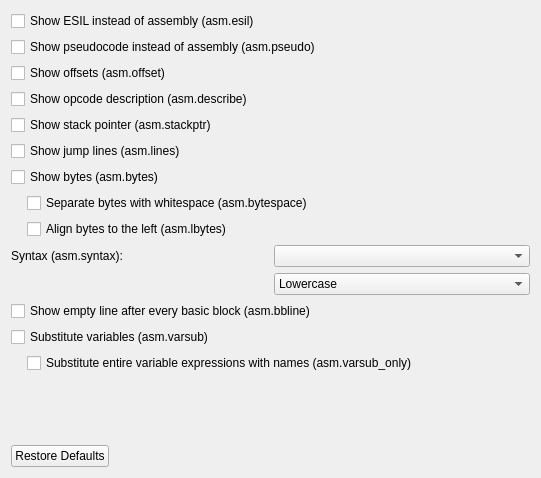
rizinorg/cutter, file src/dialogs/preferences/AsmOptionsWidget.ui: the form before one commit.
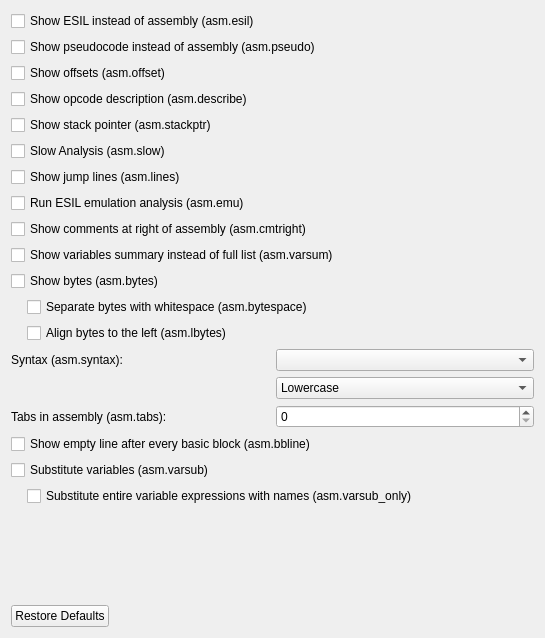
The form after the commit.

Commit message: Added options for disasm

```diff
--- a/src/dialogs/preferences/AsmOptionsWidget.ui
+++ b/src/dialogs/preferences/AsmOptionsWidget.ui
@@ -6,8 +6,8 @@
    <rect>
     <x>0</x>
     <y>0</y>
-    <width>541</width>
-    <height>478</height>
+    <width>545</width>
+    <height>638</height>
    </rect>
   </property>
   <property name="windowTitle">
@@ -49,6 +49,13 @@
      </property>
     </widget>
    </item>
+   <item>
+    <widget class="QCheckBox" name="slowCheckBox">
+     <property name="text">
+      <string>Slow Analysis (asm.slow)</string>
+     </property>
+    </widget>
+   </item>
    <item>
     <widget class="QCheckBox" name="linesCheckBox">
      <property name="text">
@@ -56,6 +63,27 @@
      </property>
     </widget>
    </item>
+   <item>
+    <widget class="QCheckBox" name="emuCheckBox">
+     <property name="text">
+      <string>Run ESIL emulation analysis (asm.emu)</string>
+     </property>
+    </widget>
+   </item>
+   <item>
+    <widget class="QCheckBox" name="cmtrightCheckBox">
+     <property name="text">
+      <string>Show comments at right of assembly (asm.cmtright)</string>
+     </property>
+    </widget>
+   </item>
+   <item>
+    <widget class="QCheckBox" name="varsumCheckBox">
+     <property name="text">
+      <string>Show variables summary instead of full list (asm.varsum)</string>
+     </property>
+    </widget>
+   </item>
    <item>
     <widget class="QCheckBox" name="bytesCheckBox">
      <property name="text">
@@ -117,6 +145,27 @@
      </item>
     </layout>
    </item>
+   <item>
+    <layout class="QGridLayout" name="gridLayout_2">
+     <item row="0" column="0">
+      <widget class="QLabel" name="label">
+       <property name="text">
+        <string>Tabs in assembly (asm.tabs):</string>
+       </property>
+      </widget>
+     </item>
+     <item row="0" column="1">
+      <widget class="QSpinBox" name="asmTabsSpinBox">
+       <property name="maximum">
+        <number>100</number>
+       </property>
+       <property name="singleStep">
+        <number>5</number>
+       </property>
+      </widget>
+     </item>
+    </layout>
+   </item>
    <item>
     <widget class="QCheckBox" name="bblineCheckBox">
      <property name="text">
```
The commit also changes 4 other files.
